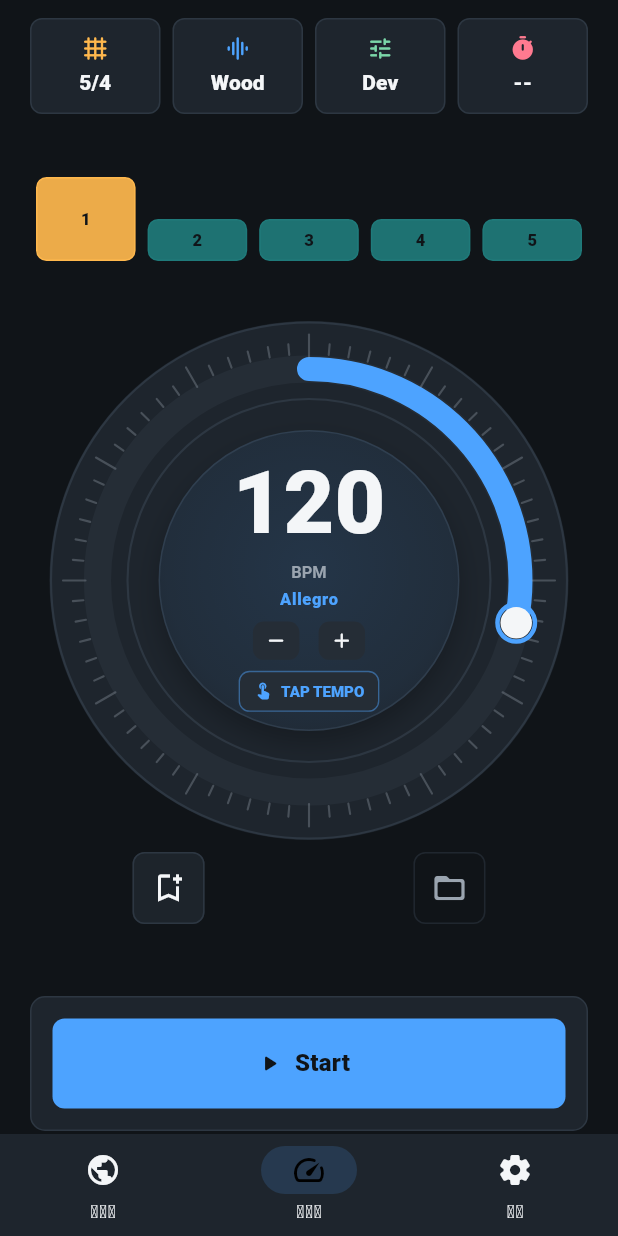
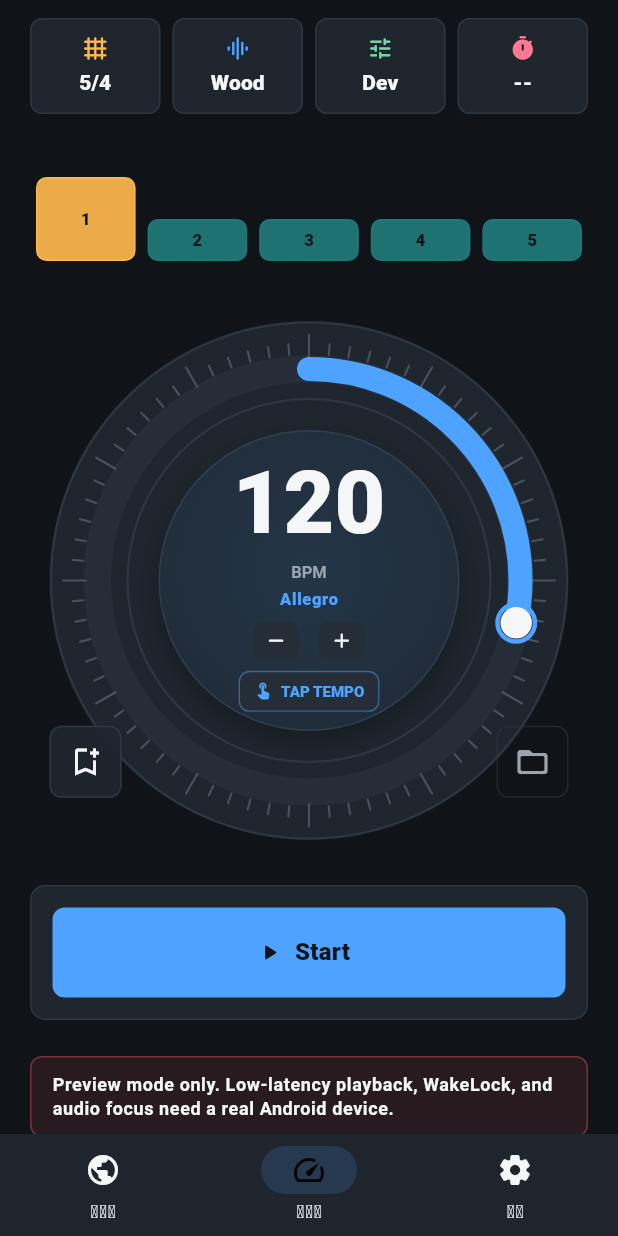
Before and after one commit to MrJoeYW/metronome_app, a Flutter app: the screen it shows after launch, on a phone screen of 412 x 824 dp. Run offline on Flutter 3.47's test engine with Material 3 defaults, Android fonts, the phone set to English and light mode, and no system bars; our stand-ins replace sqflite, webview_flutter; accounts and stored records are empty; statements that could not run were skipped.

Commit message:
调整ui

```diff
--- a/lib/src/pages/metronome_main_page.dart
+++ b/lib/src/pages/metronome_main_page.dart
@@ -802,9 +802,7 @@
                   child: SafeArea(
                     bottom: true,
                     child: SingleChildScrollView(
-                      physics: compact
-                          ? const BouncingScrollPhysics()
-                          : const NeverScrollableScrollPhysics(),
+                      physics: const BouncingScrollPhysics(),
                       padding: EdgeInsets.fromLTRB(
                         horizontalPadding,
                         12,
@@ -857,7 +855,7 @@
                               onSave: _openSavePresetDialog,
                               onLoad: _openLoadPresetSheet,
                             ),
-                            SizedBox(height: compact ? 34 : 44),
+                            SizedBox(height: compact ? 24 : 30),
                             TransportPanel(
                               isPlaying: _isPlaying,
                               isBusy: _isTransportBusy,
--- a/lib/src/widgets/transport_and_presets.dart
+++ b/lib/src/widgets/transport_and_presets.dart
@@ -87,12 +87,11 @@
 
   @override
   Widget build(BuildContext context) {
-    final actionTop = size + 8;
-    final horizontalInset = math.max(18.0, size * 0.16);
+    final actionTop = size * 0.78;
 
     return SizedBox(
       width: size,
-      height: size + 60,
+      height: size,
       child: Stack(
         clipBehavior: Clip.hardEdge,
         alignment: Alignment.topCenter,
@@ -107,7 +106,7 @@
             onTapTempo: onTapTempo,
           ),
           Positioned(
-            left: horizontalInset,
+            left: 0,
             top: actionTop,
             child: _DialCornerAction(
               icon: Icons.bookmark_add_outlined,
@@ -116,7 +115,7 @@
             ),
           ),
           Positioned(
-            right: horizontalInset,
+            right: 0,
             top: actionTop,
             child: _DialCornerAction(
               icon: Icons.folder_open_rounded,
```
